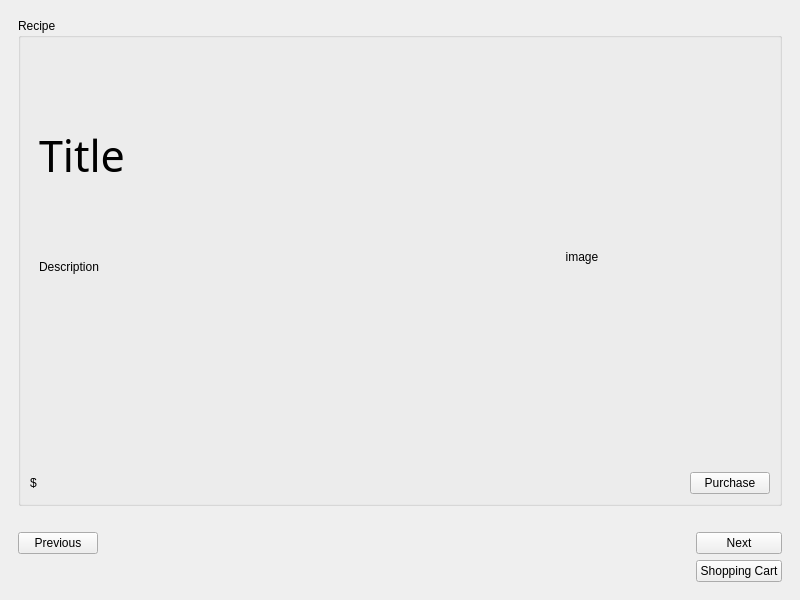
First picture: the form in gui_mvp/mainwindow.ui, repository Tann1/t3s, before the edit.
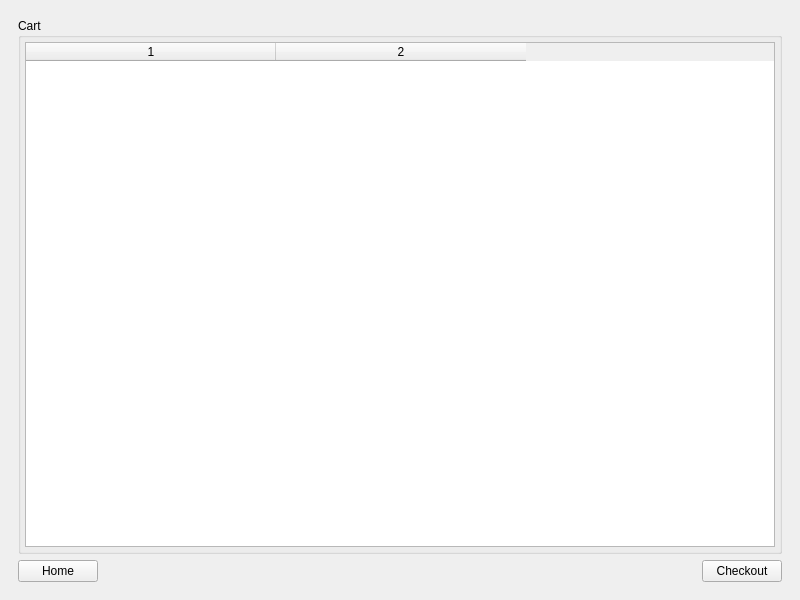
Second picture: the form after the edit.

Commit message: able to view shopping cart now; also can go back to home

What changed in the file:
```diff
--- a/gui_mvp/mainwindow.ui
+++ b/gui_mvp/mainwindow.ui
@@ -14,11 +14,11 @@
    <string>MainWindow</string>
   </property>
   <widget class="QWidget" name="centralwidget">
-   <layout class="QGridLayout" name="gridLayout_5">
-    <item row="0" column="0">
+   <layout class="QVBoxLayout" name="verticalLayout_5">
+    <item>
      <widget class="QStackedWidget" name="stackedWidget">
       <property name="currentIndex">
-       <number>3</number>
+       <number>4</number>
       </property>
       <widget class="QWidget" name="login">
        <layout class="QVBoxLayout" name="verticalLayout_2">
@@ -424,9 +424,14 @@
               </widget>
              </item>
              <item row="0" column="2">
-              <widget class="QPushButton" name="purchase_btn">
+              <widget class="QPushButton" name="add_to_cart_btn">
+               <property name="font">
+                <font>
+                 <pointsize>8</pointsize>
+                </font>
+               </property>
                <property name="text">
-                <string>Purchase</string>
+                <string>Add to Cart</string>
                </property>
               </widget>
              </item>
@@ -504,6 +509,110 @@
         </item>
        </layout>
       </widget>
+      <widget class="QWidget" name="checkout">
+       <layout class="QVBoxLayout" name="verticalLayout_6">
+        <item>
+         <widget class="QGroupBox" name="checkout_item">
+          <property name="title">
+           <string>Cart</string>
+          </property>
+          <layout class="QVBoxLayout" name="verticalLayout">
+           <property name="leftMargin">
+            <number>4</number>
+           </property>
+           <property name="topMargin">
+            <number>4</number>
+           </property>
+           <property name="rightMargin">
+            <number>4</number>
+           </property>
+           <property name="bottomMargin">
+            <number>4</number>
+           </property>
+           <item>
+            <widget class="QTableWidget" name="cart_table">
+             <property name="sizePolicy">
+              <sizepolicy hsizetype="Expanding" vsizetype="Expanding">
+               <horstretch>0</horstretch>
+               <verstretch>0</verstretch>
+              </sizepolicy>
+             </property>
+             <property name="horizontalScrollBarPolicy">
+              <enum>Qt::ScrollBarAsNeeded</enum>
+             </property>
+             <property name="sizeAdjustPolicy">
+              <enum>QAbstractScrollArea::AdjustToContents</enum>
+             </property>
+             <property name="editTriggers">
+              <set>QAbstractItemView::AnyKeyPressed</set>
+             </property>
+             <property name="showGrid">
+              <bool>false</bool>
+             </property>
+             <property name="gridStyle">
+              <enum>Qt::DotLine</enum>
+             </property>
+             <property name="sortingEnabled">
+              <bool>false</bool>
+             </property>
+             <property name="rowCount">
+              <number>0</number>
+             </property>
+             <property name="columnCount">
+              <number>2</number>
+             </property>
+             <attribute name="horizontalHeaderCascadingSectionResizes">
+              <bool>false</bool>
+             </attribute>
+             <attribute name="horizontalHeaderDefaultSectionSize">
+              <number>250</number>
+             </attribute>
+             <attribute name="horizontalHeaderStretchLastSection">
+              <bool>false</bool>
+             </attribute>
+             <attribute name="verticalHeaderStretchLastSection">
+              <bool>false</bool>
+             </attribute>
+             <column/>
+             <column/>
+            </widget>
+           </item>
+          </layout>
+         </widget>
+        </item>
+        <item>
+         <layout class="QGridLayout" name="gridLayout_4">
+          <item row="0" column="1">
+           <spacer name="horizontalSpacer_7">
+            <property name="orientation">
+             <enum>Qt::Horizontal</enum>
+            </property>
+            <property name="sizeHint" stdset="0">
+             <size>
+              <width>40</width>
+              <height>20</height>
+             </size>
+            </property>
+           </spacer>
+          </item>
+          <item row="0" column="0">
+           <widget class="QPushButton" name="cart_to_home_btn">
+            <property name="text">
+             <string>Home</string>
+            </property>
+           </widget>
+          </item>
+          <item row="0" column="2">
+           <widget class="QPushButton" name="checkout_btn">
+            <property name="text">
+             <string>Checkout</string>
+            </property>
+           </widget>
+          </item>
+         </layout>
+        </item>
+       </layout>
+      </widget>
      </widget>
     </item>
    </layout>
```
The commit also changes 9 other files.
